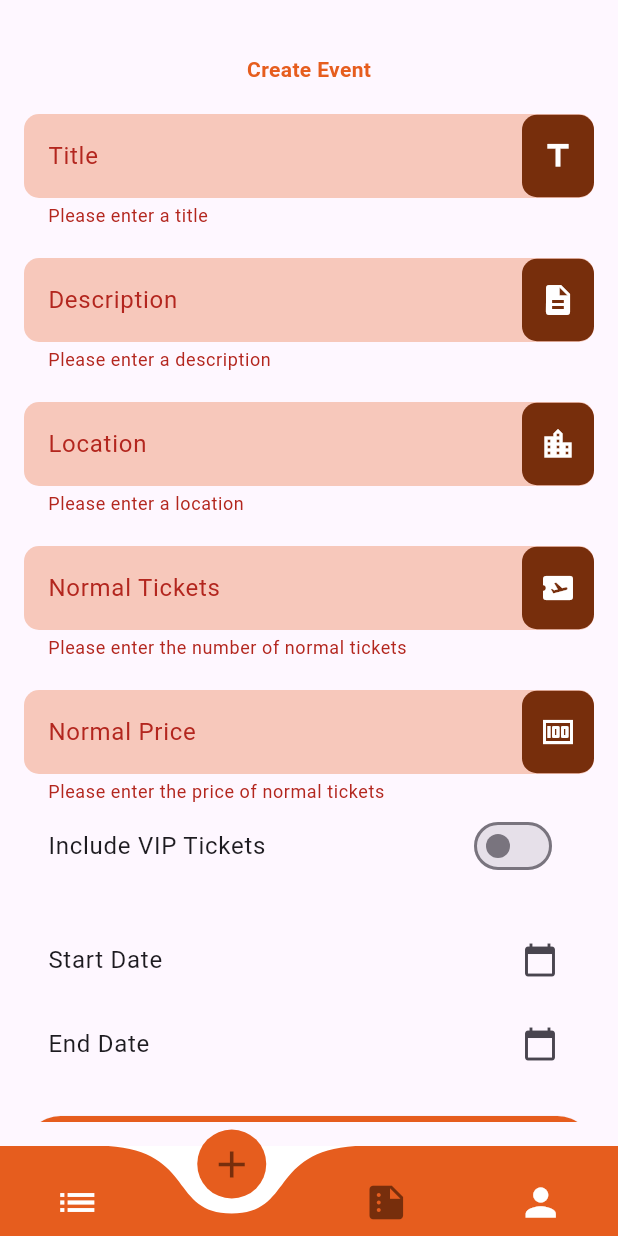
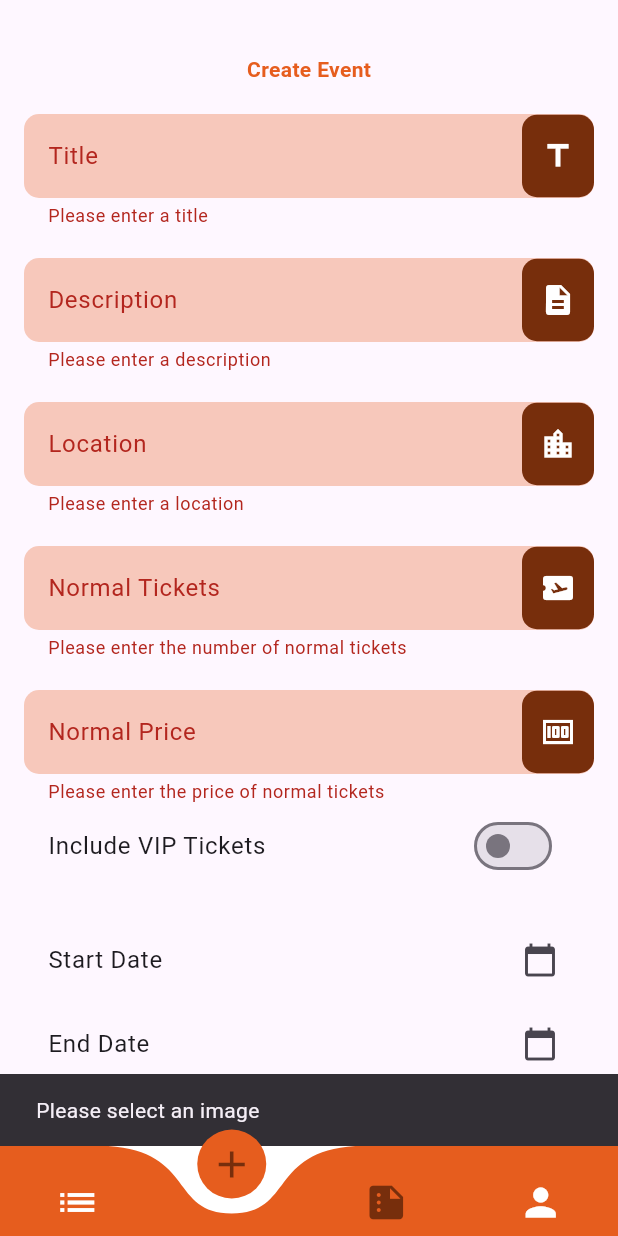
Before and after one commit to lalisabl/eventManagement, a Flutter app: the screen it shows after launch, item 2 of the bottom bar chosen, after a tap on "Create Event", on a phone screen of 412 x 824 dp. Run offline on Flutter 3.47's test engine with Material 3 defaults, Android fonts, the phone set to English and light mode, and no system bars; drawn by our look-alikes of curved_navigation_bar; our stand-ins replace cached_network_image, flutter_secure_storage, image_picker.

Commit message:
image added

```diff
--- a/App/organizerapp/lib/screens/createevent.dart
+++ b/App/organizerapp/lib/screens/createevent.dart
@@ -1,4 +1,6 @@
 import 'dart:convert';
+import 'dart:io';
+import 'package:image_picker/image_picker.dart';
 import 'package:organizerapp/constants/url.dart';
 import 'package:organizerapp/models/Event.dart';
 import 'package:flutter/material.dart';
@@ -23,11 +25,24 @@ class _CreateEventScreenState extends State<Createevent> {
   bool _vipTicketsIncluded = false;
   DateTime? _startDate;
   DateTime? _endDate;
+  File? _selectedImage;
+
+  Future<void> _pickImage() async {
+    final ImagePicker _picker = ImagePicker();
+    final XFile? image = await _picker.pickImage(source: ImageSource.gallery);
+
+    if (image != null) {
+      setState(() {
+        _selectedImage = File(image.path);
+      });
+    }
+  }
 
   Future<void> _submitForm() async {
     if (_formKey.currentState!.validate() &&
         _startDate != null &&
-        _endDate != null) {
+        _endDate != null &&
+        _selectedImage != null) {
       final event = Event(
         title: _titleController.text,
         description: _descriptionController.text,
@@ -43,11 +58,19 @@ class _CreateEventScreenState extends State<Createevent> {
             _vipTicketsIncluded ? double.parse(_vipPriceController.text) : 0.0,
       );
 
-      final response = await http.post(
+      final request = http.MultipartRequest(
+        'POST',
         Uri.parse(AppConstants.APIURL + '/events'),
-        headers: {'Content-Type': 'application/json'},
-        body: jsonEncode(event),
       );
+
+      request.headers['Content-Type'] = 'application/json';
+      request.fields['event'] = jsonEncode(event.toJson());
+      request.files.add(await http.MultipartFile.fromPath(
+        'thumbnail',
+        _selectedImage!.path,
+      ));
+
+      final response = await request.send();
 
       if (response.statusCode == 201) {
         Navigator.pop(context, true); // Return true to indicate success
@@ -56,6 +79,10 @@ class _CreateEventScreenState extends State<Createevent> {
           SnackBar(content: Text('Failed to create event')),
         );
       }
+    } else if (_selectedImage == null) {
+      ScaffoldMessenger.of(context).showSnackBar(
+        SnackBar(content: Text('Please select an image')),
+      );
     }
   }
 
@@ -355,6 +382,23 @@ class _CreateEventScreenState extends State<Createevent> {
               ),
               SizedBox(height: 20),
               ElevatedButton(
+                onPressed: _pickImage,
+                child: const Text(
+                  'Pick Cover Image',
+                  style: TextStyle(
+                    color: Color.fromRGBO(230, 93, 30, 1.0),
+                  ),
+                ),
+              ),
+              if (_selectedImage != null)
+                Image.file(
+                  _selectedImage!,
+                  height: 200,
+                  width: double.infinity,
+                  fit: BoxFit.cover,
+                ),
+              SizedBox(height: 20),
+              ElevatedButton(
                 onPressed: _submitForm,
                 style: ButtonStyle(
                   backgroundColor: MaterialStateProperty.all<Color>(
```
Also changed, not shown: App/organizerapp/lib/models/Event.dart (+13 -14 lines).
